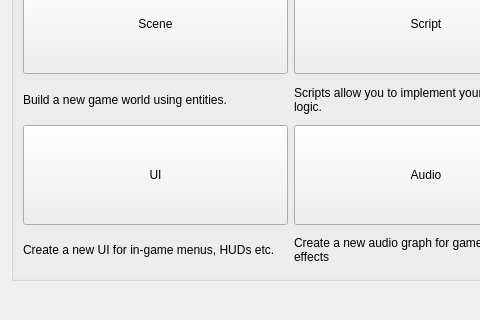
Above: editor/gui/dlgnew.ui from ensisoft/detonator before the change; both pictures show x 0 to 480 and y 367 to 687 of the 581 by 687 pixel window. Below: the same form after it.
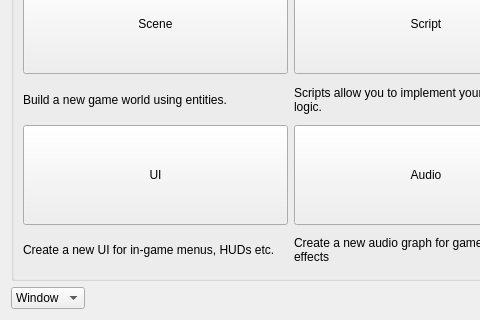
That is the form after the change. Icons and pictures are not drawn.

The edit to the form file:
```diff
--- a/editor/gui/dlgnew.ui
+++ b/editor/gui/dlgnew.ui
@@ -349,6 +349,20 @@
    </item>
    <item>
     <layout class="QHBoxLayout" name="horizontalLayout">
+     <item>
+      <widget class="QComboBox" name="cmbOpenMode">
+       <item>
+        <property name="text">
+         <string>Window</string>
+        </property>
+       </item>
+       <item>
+        <property name="text">
+         <string>Tab</string>
+        </property>
+       </item>
+      </widget>
+     </item>
      <item>
       <spacer name="horizontalSpacer">
        <property name="orientation">
```
Left out of the diff: 1 changed line with no effect on the pictures.
